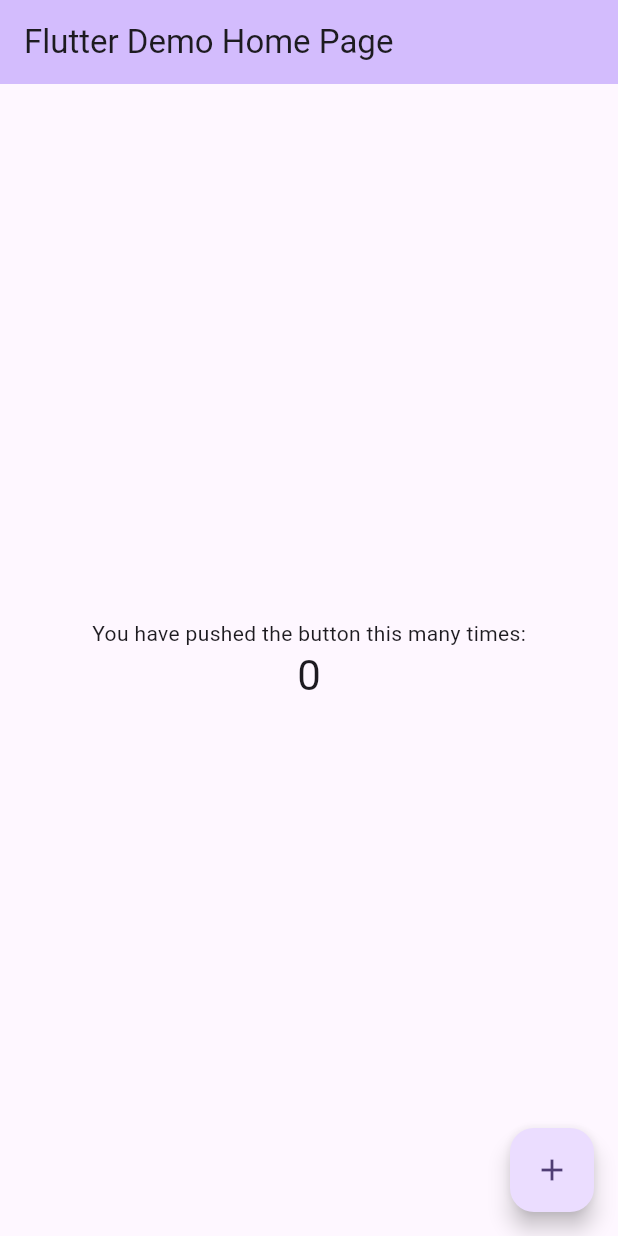
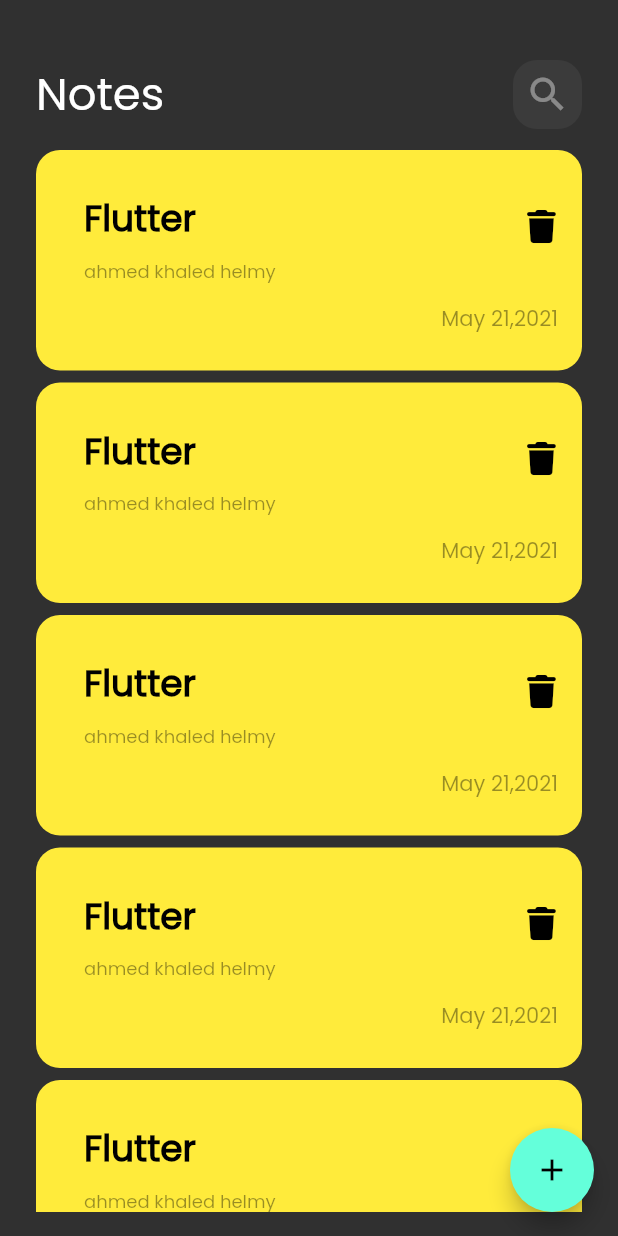
Before and after one commit to ahmed-KhaleD1/notes_app, a Flutter app: the screen it shows after launch, on a phone screen of 412 x 824 dp. Run offline on Flutter 3.47's test engine with Material 2 defaults, Android fonts, the phone set to English and light mode, and no system bars; our stand-ins replace font_awesome_flutter.

Commit message:
create note view

```diff
--- a/lib/main.dart
+++ b/lib/main.dart
@@ -1,125 +1,19 @@
 import 'package:flutter/material.dart';
+import 'package:notes_app/views/notes_view.dart';
 
 void main() {
-  runApp(const MyApp());
+  runApp(const NotesApp());
 }
 
-class MyApp extends StatelessWidget {
-  const MyApp({super.key});
+class NotesApp extends StatelessWidget {
+  const NotesApp({super.key});
 
-  // This widget is the root of your application.
   @override
   Widget build(BuildContext context) {
     return MaterialApp(
-      title: 'Flutter Demo',
-      theme: ThemeData(
-        // This is the theme of your application.
-        //
-        // TRY THIS: Try running your application with "flutter run". You'll see
-        // the application has a blue toolbar. Then, without quitting the app,
-        // try changing the seedColor in the colorScheme below to Colors.green
-        // and then invoke "hot reload" (save your changes or press the "hot
-        // reload" button in a Flutter-supported IDE, or press "r" if you used
-        // the command line to start the app).
-        //
-        // Notice that the counter didn't reset back to zero; the application
-        // state is not lost during the reload. To reset the state, use hot
-        // restart instead.
-        //
-        // This works for code too, not just values: Most code changes can be
-        // tested with just a hot reload.
-        colorScheme: ColorScheme.fromSeed(seedColor: Colors.deepPurple),
-        useMaterial3: true,
-      ),
-      home: const MyHomePage(title: 'Flutter Demo Home Page'),
+      debugShowCheckedModeBanner: false,
+      theme: ThemeData(brightness: Brightness.dark, fontFamily: 'Poppins'),
+      home: const NotesView(),
     );
   }
 }
-
-class MyHomePage extends StatefulWidget {
-  const MyHomePage({super.key, required this.title});
-
-  // This widget is the home page of your application. It is stateful, meaning
-  // that it has a State object (defined below) that contains fields that affect
-  // how it looks.
-
-  // This class is the configuration for the state. It holds the values (in this
-  // case the title) provided by the parent (in this case the App widget) and
-  // used by the build method of the State. Fields in a Widget subclass are
-  // always marked "final".
-
-  final String title;
-
-  @override
-  State<MyHomePage> createState() => _MyHomePageState();
-}
-
-class _MyHomePageState extends State<MyHomePage> {
-  int _counter = 0;
-
-  void _incrementCounter() {
-    setState(() {
-      // This call to setState tells the Flutter framework that something has
-      // changed in this State, which causes it to rerun the build method below
-      // so that the display can reflect the updated values. If we changed
-      // _counter without calling setState(), then the build method would not be
-      // called again, and so nothing would appear to happen.
-      _counter++;
-    });
-  }
-
-  @override
-  Widget build(BuildContext context) {
-    // This method is rerun every time setState is called, for instance as done
-    // by the _incrementCounter method above.
-    //
-    // The Flutter framework has been optimized to make rerunning build methods
-    // fast, so that you can just rebuild anything that needs updating rather
-    // than having to individually change instances of widgets.
-    return Scaffold(
-      appBar: AppBar(
-        // TRY THIS: Try changing the color here to a specific color (to
-        // Colors.amber, perhaps?) and trigger a hot reload to see the AppBar
-        // change color while the other colors stay the same.
-        backgroundColor: Theme.of(context).colorScheme.inversePrimary,
-        // Here we take the value from the MyHomePage object that was created by
-        // the App.build method, and use it to set our appbar title.
-        title: Text(widget.title),
-      ),
-      body: Center(
-        // Center is a layout widget. It takes a single child and positions it
-        // in the middle of the parent.
-        child: Column(
-          // Column is also a layout widget. It takes a list of children and
-          // arranges them vertically. By default, it sizes itself to fit its
-          // children horizontally, and tries to be as tall as its parent.
-          //
-          // Column has various properties to control how it sizes itself and
-          // how it positions its children. Here we use mainAxisAlignment to
-          // center the children vertically; the main axis here is the vertical
-          // axis because Columns are vertical (the cross axis would be
-          // horizontal).
-          //
-          // TRY THIS: Invoke "debug painting" (choose the "Toggle Debug Paint"
-          // action in the IDE, or press "p" in the console), to see the
-          // wireframe for each widget.
-          mainAxisAlignment: MainAxisAlignment.center,
-          children: <Widget>[
-            const Text(
-              'You have pushed the button this many times:',
-            ),
-            Text(
-              '$_counter',
-              style: Theme.of(context).textTheme.headlineMedium,
-            ),
-          ],
-        ),
-      ),
-      floatingActionButton: FloatingActionButton(
-        onPressed: _incrementCounter,
-        tooltip: 'Increment',
-        child: const Icon(Icons.add),
-      ), // This trailing comma makes auto-formatting nicer for build methods.
-    );
-  }
-}
--- /dev/null
+++ b/lib/views/notes_view.dart
@@ -0,0 +1,17 @@
+import 'package:flutter/material.dart';
+
+import '../widgets/notes_view_body.dart';
+
+class NotesView extends StatelessWidget {
+  const NotesView({super.key});
+
+  @override
+  Widget build(BuildContext context) {
+    return Scaffold(
+        floatingActionButton: FloatingActionButton(
+          onPressed: () {},
+          child: const Icon(Icons.add),
+        ),
+        body: const NotesViewBody());
+  }
+}
--- /dev/null
+++ b/lib/widgets/custom_appbar.dart
@@ -0,0 +1,21 @@
+import 'package:flutter/cupertino.dart';
+import 'package:flutter/material.dart';
+import 'package:notes_app/widgets/custom_icon.dart';
+
+class CustomAppbar extends StatelessWidget {
+  const CustomAppbar({super.key});
+
+  @override
+  Widget build(BuildContext context) {
+    return const Row(
+      children: [
+        Text(
+          'Notes',
+          style: TextStyle(fontSize: 30),
+        ),
+        Spacer(),
+        CustomIcon()
+      ],
+    );
+  }
+}
--- /dev/null
+++ b/lib/widgets/custom_icon.dart
@@ -0,0 +1,22 @@
+import 'package:flutter/material.dart';
+
+class CustomIcon extends StatelessWidget {
+  const CustomIcon({super.key});
+
+  @override
+  Widget build(BuildContext context) {
+    return Container(
+      width: 46,
+      height: 46,
+      decoration: BoxDecoration(
+        color: Colors.white.withOpacity(0.05),
+        borderRadius: BorderRadius.circular(16),
+      ),
+      child: Icon(
+        Icons.search,
+        size: 30,
+        color: Colors.white.withOpacity(0.4),
+      ),
+    );
+  }
+}
--- /dev/null
+++ b/lib/widgets/note_item.dart
@@ -0,0 +1,52 @@
+import 'package:flutter/material.dart';
+import 'package:font_awesome_flutter/font_awesome_flutter.dart';
+
+class NotesItem extends StatelessWidget {
+  const NotesItem({super.key});
+
+  @override
+  Widget build(BuildContext context) {
+    return Padding(
+      padding: const EdgeInsets.symmetric(vertical: 4),
+      child: Container(
+        padding: const EdgeInsets.only(left: 16, top: 24, bottom: 24),
+        decoration: BoxDecoration(
+          color: Colors.yellow,
+          borderRadius: BorderRadius.circular(16),
+        ),
+        child: Column(crossAxisAlignment: CrossAxisAlignment.end, children: [
+          ListTile(
+            title: const Text(
+              'Flutter',
+              style: TextStyle(
+                fontWeight: FontWeight.w600,
+                fontSize: 24,
+                color: Colors.black,
+              ),
+            ),
+            subtitle: Padding(
+              padding: const EdgeInsets.symmetric(vertical: 8.0),
+              child: Text(
+                'ahmed khaled helmy',
+                style: TextStyle(
+                    color: Colors.black.withOpacity(0.4), fontSize: 12),
+              ),
+            ),
+            trailing: const Icon(
+              FontAwesomeIcons.trash,
+              color: Colors.black,
+              size: 22,
+            ),
+          ),
+          Padding(
+            padding: const EdgeInsets.only(right: 16.0),
+            child: Text(
+              'May 21,2021',
+              style: TextStyle(color: Colors.black.withOpacity(0.4)),
+            ),
+          )
+        ]),
+      ),
+    );
+  }
+}
--- /dev/null
+++ b/lib/widgets/notes_list.dart
@@ -0,0 +1,17 @@
+import 'package:flutter/material.dart';
+
+import 'package:notes_app/widgets/note_item.dart';
+
+class NotesList extends StatelessWidget {
+  const NotesList({super.key});
+
+  @override
+  Widget build(BuildContext context) {
+    return ListView.builder(
+      itemCount: 5,
+      itemBuilder: (context, index) {
+        return const NotesItem();
+      },
+    );
+  }
+}
--- /dev/null
+++ b/lib/widgets/notes_view_body.dart
@@ -0,0 +1,24 @@
+import 'package:flutter/material.dart';
+import 'package:notes_app/widgets/custom_appbar.dart';
+import 'package:notes_app/widgets/notes_list.dart';
+
+class NotesViewBody extends StatelessWidget {
+  const NotesViewBody({super.key});
+
+  @override
+  Widget build(BuildContext context) {
+    return const Padding(
+      padding: EdgeInsets.fromLTRB(24, 0, 24, 16),
+      child: Column(children: [
+        SizedBox(
+          height: 40,
+        ),
+        CustomAppbar(),
+        SizedBox(
+          height: 10,
+        ),
+        Expanded(child: NotesList())
+      ]),
+    );
+  }
+}
```
Also changed, not shown: pubspec.yaml (+7 -8 lines), assets/fonts/Poppins-Regular.ttf (added), pubspec.lock.
